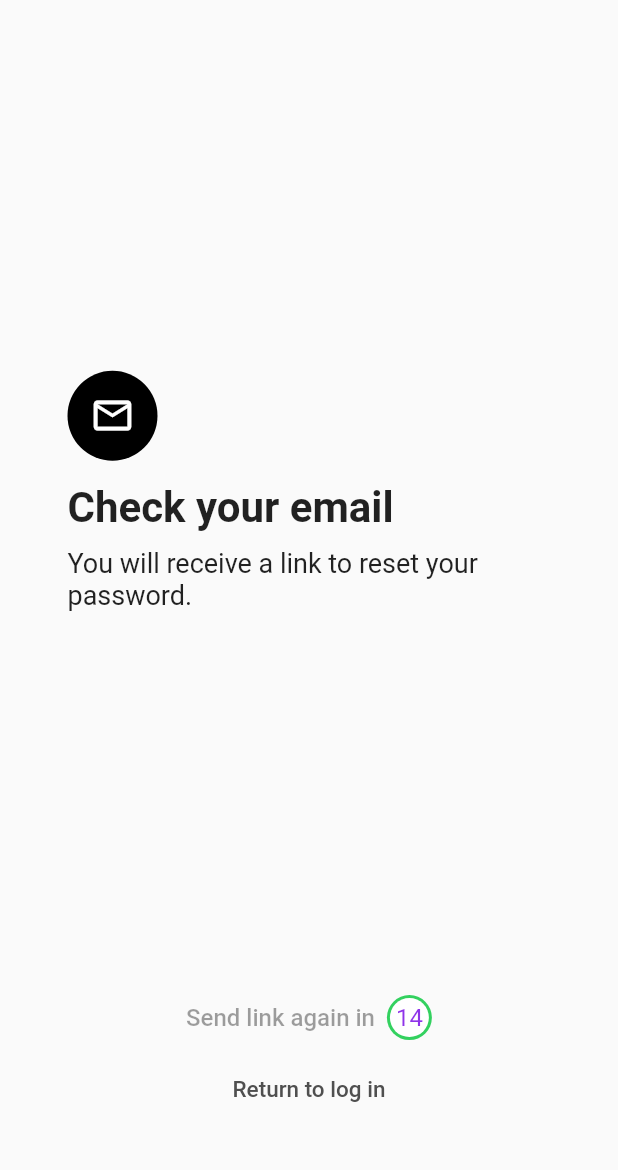
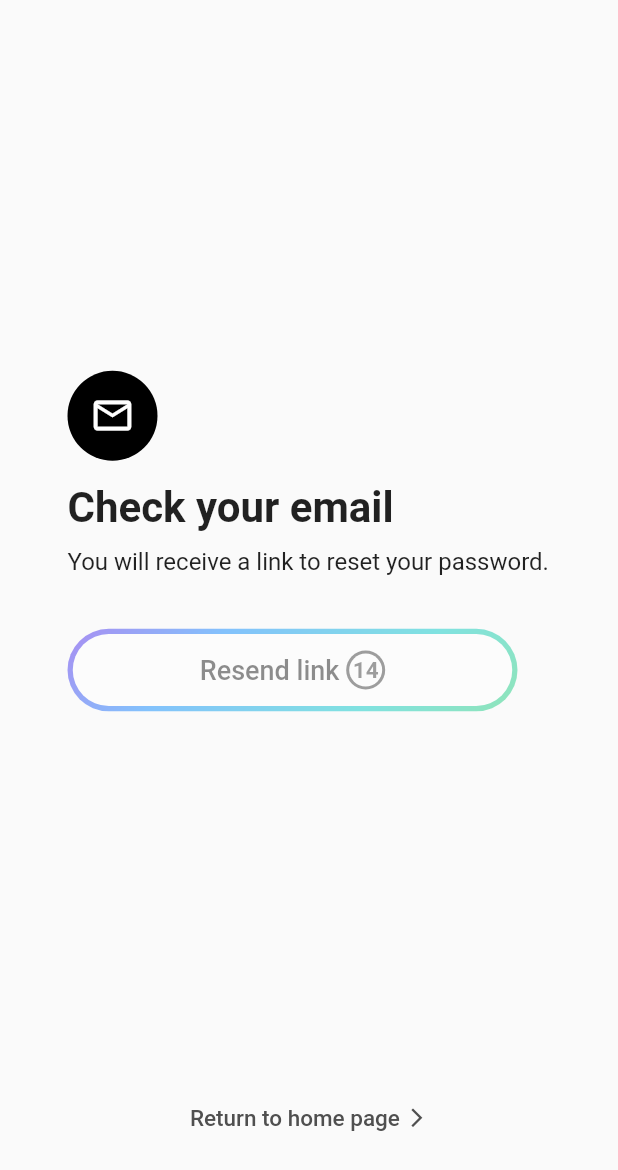
Before and after one commit to rosiebabbra/catalyst, a Flutter app: the PasswordResetLandingScreen screen opened by its route, on a phone screen of 412 x 824 dp. Shown: the top 1170 px of the screen. Run offline on Flutter 3.47's test engine with Material 2 defaults, Android fonts, the phone set to English and light mode, and no system bars; our stand-ins replace chewie, cloud_firestore, equatable, firebase_auth, firebase_core, firebase_messaging and 9 more; missing offline and left inert: multiple_search_selection, swipable_stack; accounts and stored records are empty; generated files the repository leaves out were written again.

Commit message:
Update styling

```diff
--- a/frontend/lib/login/password_reset_landing_screen.dart
+++ b/frontend/lib/login/password_reset_landing_screen.dart
@@ -1,3 +1,4 @@
+import 'dart:math' as math;
 import 'package:cloud_firestore/cloud_firestore.dart';
 import 'package:firebase_auth/firebase_auth.dart';
 import 'package:flutter/material.dart';
@@ -44,14 +45,17 @@ class _CountdownWidgetState extends State<CountdownWidget> {
   @override
   Widget build(BuildContext context) {
     return CircleAvatar(
-      backgroundColor: Color(0xff33D15F),
-      radius: 15,
+      backgroundColor: Colors.grey[800],
+      radius: 13,
       child: CircleAvatar(
-        radius: 13,
+        radius: 11,
         backgroundColor: Colors.white,
         child: Text(
           '$_remainingSeconds',
-          style: const TextStyle(fontSize: 16),
+          style: TextStyle(
+              fontSize: 15,
+              color: Colors.grey[800],
+              fontWeight: FontWeight.bold),
         ),
       ),
     );
@@ -112,42 +116,77 @@ class _PasswordResetLandingScreenState
           const SizedBox(height: 10),
           const Text(
             'You will receive a link to reset your password.',
-            style: TextStyle(fontSize: 18),
+            style: TextStyle(fontSize: 16),
+          ),
+          const SizedBox(height: 35),
+          Opacity(
+            opacity: isButtonClickable ? 1.0 : 0.5,
+            child: Container(
+              width: 300,
+              height: 55,
+              decoration: BoxDecoration(
+                  borderRadius: const BorderRadius.all(Radius.circular(30)),
+                  shape: BoxShape.rectangle,
+                  border: Border.all(width: 3.5, color: Colors.transparent),
+                  gradient: const LinearGradient(
+                    transform: GradientRotation(math.pi / 4),
+                    colors: [
+                      Color(0xff7301E4),
+                      Color(0xff0E8BFF),
+                      Color(0xff09CBC8),
+                      Color(0xff33D15F),
+                    ],
+                  )),
+              child: Container(
+                decoration: const BoxDecoration(
+                    borderRadius: BorderRadius.all(Radius.circular(30)),
+                    shape: BoxShape.rectangle,
+                    color: Colors.white),
+                child: TextButton(
+                  onPressed:
+                      isButtonClickable ? () => _handleButtonClick() : null,
+                  style: TextButton.styleFrom(
+                    padding: const EdgeInsets.all(0),
+                  ),
+                  child: Row(
+                    mainAxisSize: MainAxisSize.min,
+                    crossAxisAlignment: CrossAxisAlignment.center,
+                    children: [
+                      Text(
+                        "Resend link ",
+                        style: TextStyle(fontSize: 18, color: Colors.grey[900]),
+                      ),
+                      Visibility(
+                        replacement: Container(),
+                        visible: isButtonClickable ? false : true,
+                        child: const CountdownWidget(
+                          seconds: 15,
+                        ),
+                      ),
+                    ],
+                  ),
+                ),
+              ),
+            ),
           ),
           SizedBox(height: MediaQuery.of(context).size.height * 0.3),
           TextButton(
-            onPressed: isButtonClickable ? () => _handleButtonClick() : null,
+            onPressed: () {
+              Navigator.pushNamed(context, '/');
+            },
             style: TextButton.styleFrom(
               padding: const EdgeInsets.all(0),
             ),
             child: const Center(
               child: Row(
-                mainAxisSize: MainAxisSize.min,
                 mainAxisAlignment: MainAxisAlignment.center,
-                crossAxisAlignment: CrossAxisAlignment.center,
                 children: [
                   Text(
-                    "Send link again in  ",
-                    style: TextStyle(fontSize: 16),
+                    "Return to home page ",
+                    style: TextStyle(fontSize: 15),
                   ),
-                  CountdownWidget(
-                    seconds: 15,
-                  ),
+                  Icon(Icons.arrow_forward_ios, size: 15),
                 ],
-              ),
-            ),
-          ),
-          TextButton(
-            onPressed: () {
-              Navigator.pushNamed(context, '/login');
-            },
-            style: TextButton.styleFrom(
-              padding: const EdgeInsets.all(0),
-            ),
-            child: const Center(
-              child: Text(
-                "Return to log in",
-                style: TextStyle(fontSize: 15),
               ),
             ),
           ),
```
